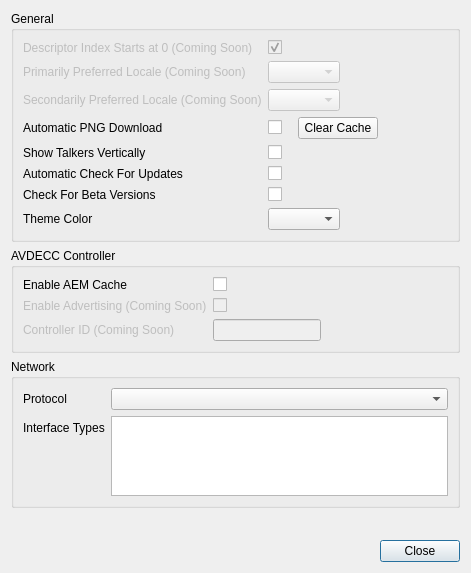
Qt form src/settingsDialog.ui (christophe-calmejane/Hive) before a commit.
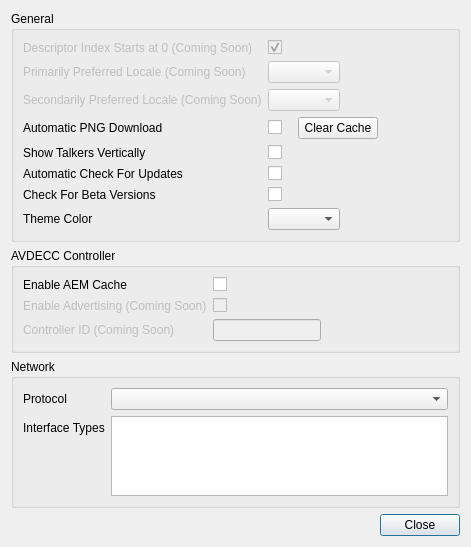
The same form after that commit.

What changed in the file:
```diff
--- a/src/settingsDialog.ui
+++ b/src/settingsDialog.ui
@@ -7,7 +7,7 @@
     <x>0</x>
     <y>0</y>
     <width>471</width>
-    <height>573</height>
+    <height>527</height>
    </rect>
   </property>
   <property name="sizePolicy">
@@ -274,7 +274,7 @@
      <property name="sizeHint" stdset="0">
       <size>
        <width>20</width>
-       <height>40</height>
+       <height>20</height>
       </size>
      </property>
     </spacer>
```
